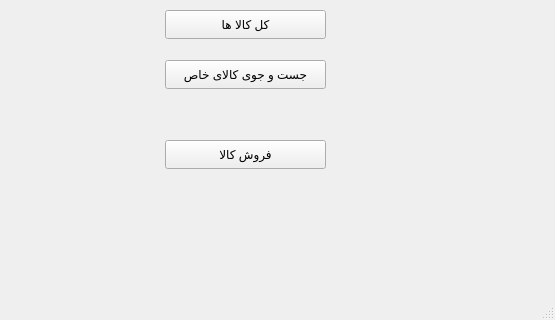
The window that SellerWindow.ui (Alireza8hi/Project-DigiKala) describes before a commit, drawn with Qt 5; both pictures show x 85 to 640 and y 160 to 480 of the 640 by 480 pixel window.
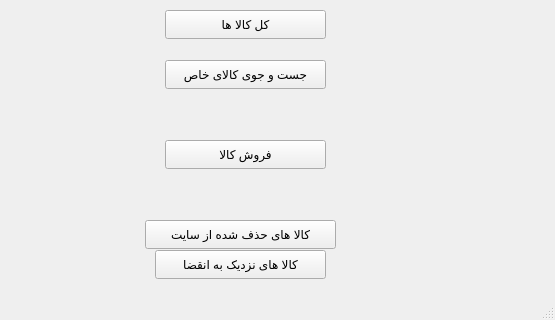
The same window after the commit.

```diff
--- a/SellerWindow.ui
+++ b/SellerWindow.ui
@@ -66,6 +66,32 @@
      <string>فروش کالا</string>
     </property>
    </widget>
+   <widget class="QPushButton" name="pushButton_commodities_near_expiration">
+    <property name="geometry">
+     <rect>
+      <x>240</x>
+      <y>390</y>
+      <width>171</width>
+      <height>29</height>
+     </rect>
+    </property>
+    <property name="text">
+     <string>کالا های نزدیک به انقضا</string>
+    </property>
+   </widget>
+   <widget class="QPushButton" name="pushButton_delete_commodities">
+    <property name="geometry">
+     <rect>
+      <x>230</x>
+      <y>360</y>
+      <width>191</width>
+      <height>29</height>
+     </rect>
+    </property>
+    <property name="text">
+     <string>کالا های حذف شده از سایت</string>
+    </property>
+   </widget>
   </widget>
   <widget class="QMenuBar" name="menubar">
    <property name="geometry">
```
Left out of the diff: 6 changed lines with no effect on the pictures.
